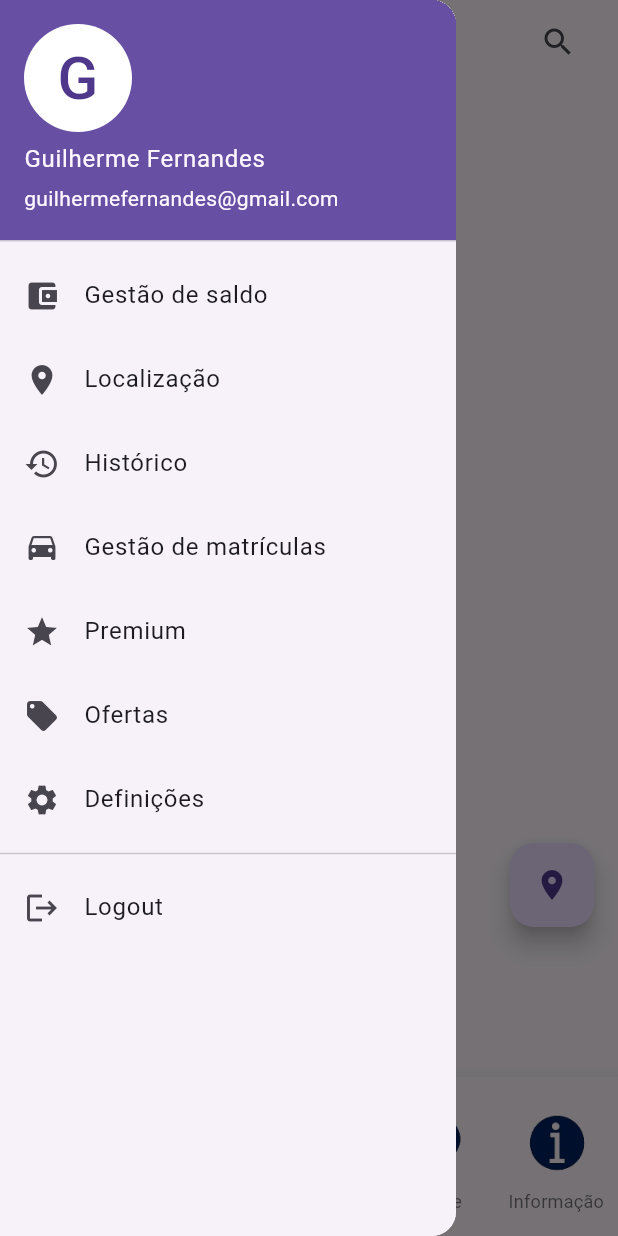
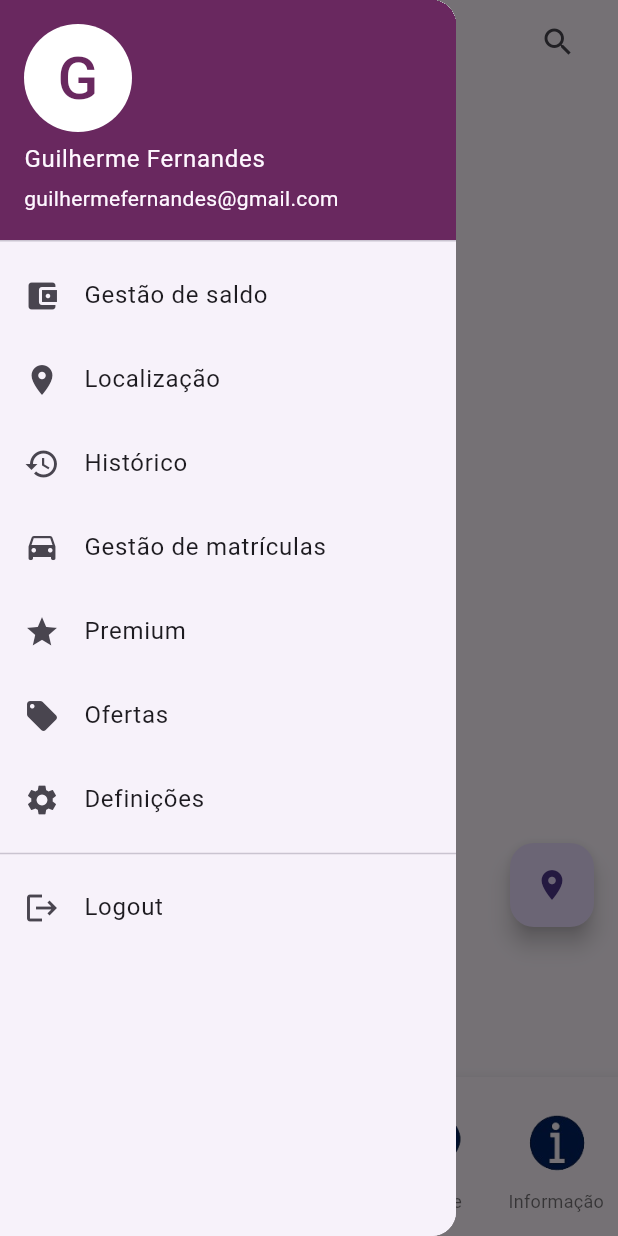
Before and after one commit to FernasGui/FastParking, a Flutter app: the MapScreen screen opened directly, with the side drawer open, on a phone screen of 412 x 824 dp. Run offline on Flutter 3.47's test engine with Material 3 defaults, Android fonts, the phone set to English and light mode, and no system bars; our stand-ins replace geolocator, google_maps_flutter; missing offline and left inert: google_place.

Commit message:
cores, logout, e qrcode

```diff
--- a/lib/loginPage.dart
+++ b/lib/loginPage.dart
@@ -58,7 +58,7 @@ class _LoginPageState extends State<LoginPage> {
             // Botão de Login
            ElevatedButton(
            style: ElevatedButton.styleFrom(
-             primary: Colors.blue,
+             primary:  Color(0xFF69285f),
               shape: RoundedRectangleBorder(
                borderRadius: BorderRadius.circular(30.0),
                  ),
@@ -78,7 +78,7 @@ class _LoginPageState extends State<LoginPage> {
           },
          child: Text(
         'Esqueceu a senha?',
-         style: TextStyle(color: Colors.blue),
+         style: TextStyle(color:  Color(0xFF69285f)),
         ),
         ),
 
--- a/lib/mapeamento.dart
+++ b/lib/mapeamento.dart
@@ -183,7 +183,7 @@ class _MapScreenState extends State<MapScreen> {
            _addPredefinedMarkers();
         },
       ),
-      floatingActionButtonLocation: FloatingActionButtonLocationCustom(
+      floatingActionButtonLocation: const FloatingActionButtonLocationCustom(
         FloatingActionButtonLocation.endFloat, // ou outra posição que você estiver usando
         84.0, // 3 cm em pixels. Pode precisar ajustar baseado na densidade de pixels do dispositivo.
       ),
--- a/lib/menuPrincipal.dart
+++ b/lib/menuPrincipal.dart
@@ -1,5 +1,5 @@
 import 'package:flutter/material.dart';
-
+import 'package:fastparking/loginPage.dart';
 class MenuPrincipal extends StatefulWidget {
   MenuPrincipal({Key? key}) : super(key: key);
   @override
@@ -13,14 +13,17 @@ class _MenuPrincipalState extends State<MenuPrincipal> {
       child: ListView(
         padding: EdgeInsets.zero,
         children: <Widget>[
-          UserAccountsDrawerHeader(
+          const UserAccountsDrawerHeader(
+            decoration: BoxDecoration(
+              color:  Color(0xFF69285f), // Aqui foi definida a nova cor
+            ),
             accountName: Text("Guilherme Fernandes"),
             accountEmail: Text("guilhermefernandes@gmail.com"),
             currentAccountPicture: CircleAvatar(
               backgroundColor: Colors.white,
               child: Text(
                 "G",
-                style: TextStyle(fontSize: 40.0),
+                style: TextStyle(fontSize: 40.0, color:  Color(0xFF69285f)), // Adicionei a cor ao texto também
               ),
             ),
           ),
@@ -81,7 +84,11 @@ class _MenuPrincipalState extends State<MenuPrincipal> {
   icon: Icons.logout,
   text: 'Logout',
   onTap: () {
-              // Ação para Logout
+    // Supondo que LoginPage está importada corretamente no topo do arquivo
+    Navigator.pushReplacement(
+      context,
+      MaterialPageRoute(builder: (context) => LoginPage()), // Substitua LoginPage() pelo widget da sua tela de login
+    );
   },
 ),
         ],
--- a/lib/qrcode.dart
+++ b/lib/qrcode.dart
@@ -8,7 +8,7 @@ class QrCodePage extends StatelessWidget {
   Widget build(BuildContext context) {
     return Scaffold(
       appBar: AppBar(
-        title: Text('QR Code'),
+        title: const Text('QR Code'),
       ),
       body: Stack(
         alignment: Alignment.center,
```
Lines whose indentation alone changed are shown as unchanged.
